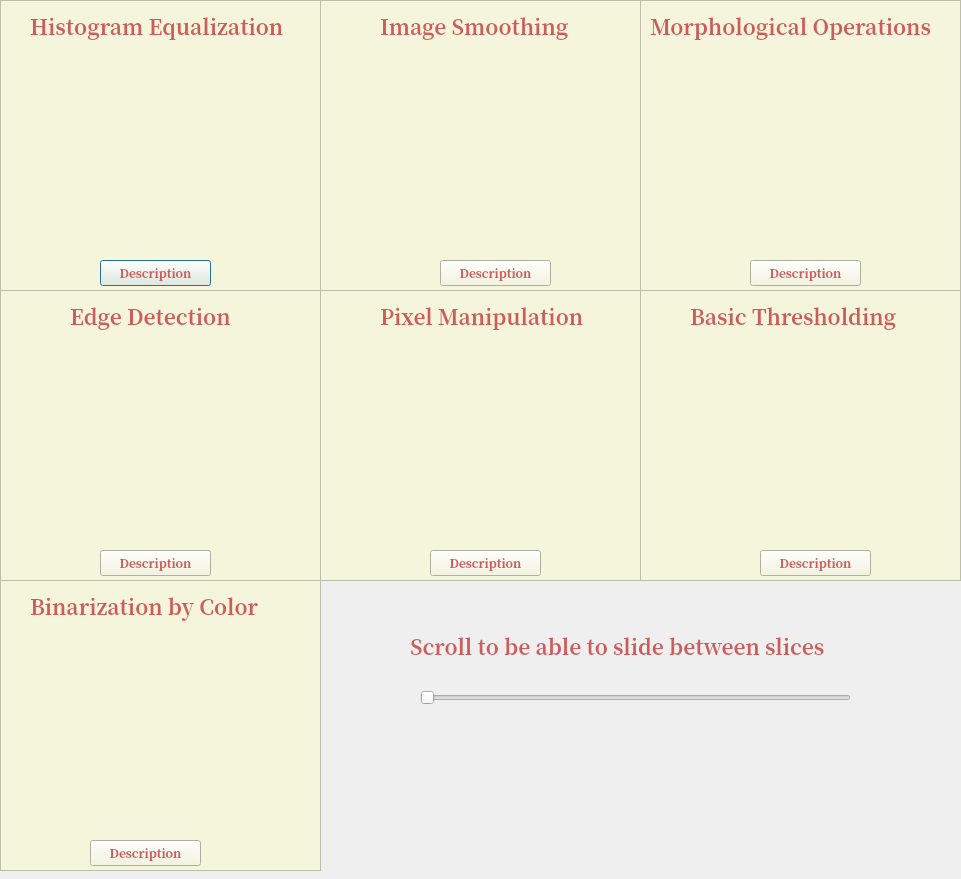
This is filterswindow.ui in Fantasm4no/VisionxComputador as Qt 5 draws it before an edit. The edited form follows.
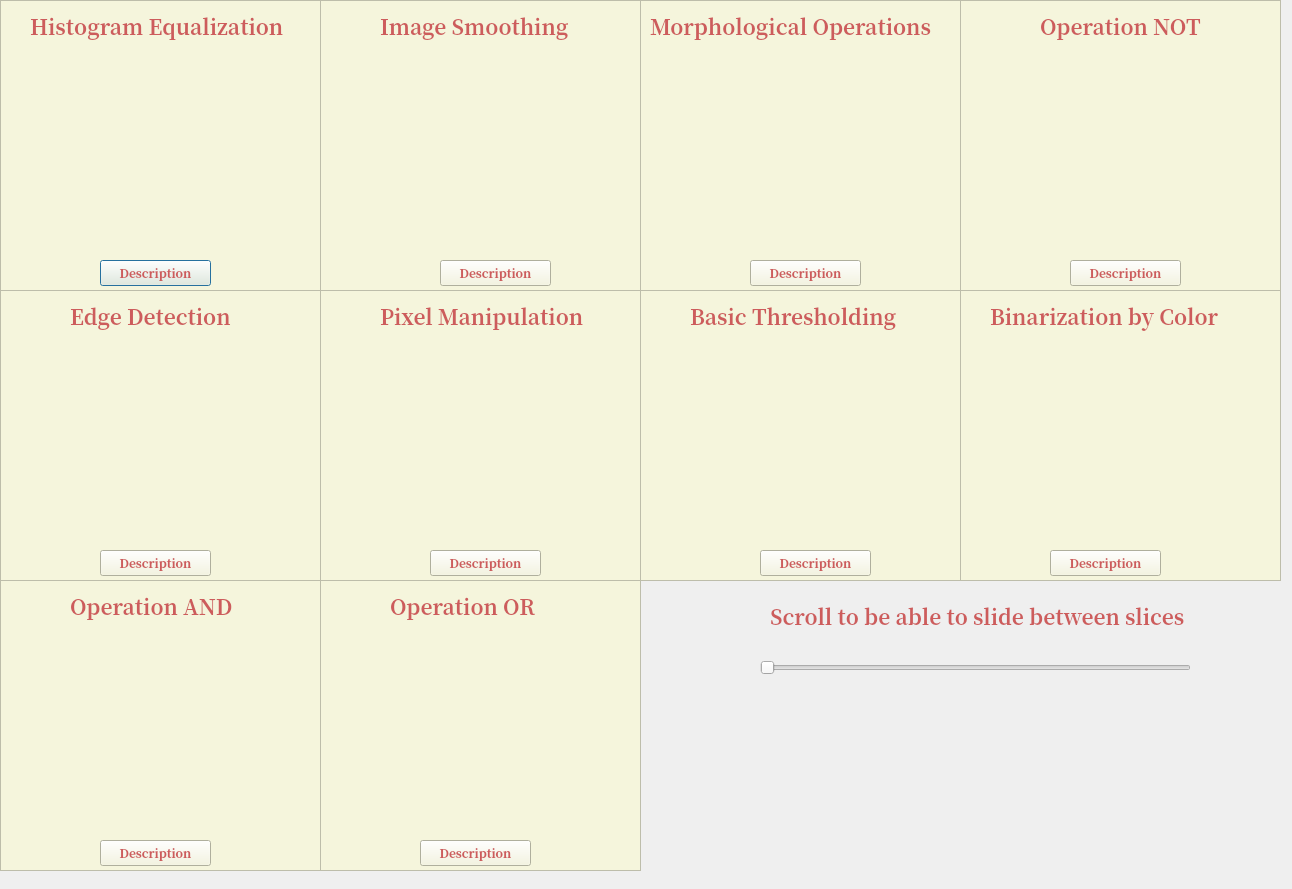
This is the edited form.

Commit message: Ventana filtros terminado y Generacion de video

What changed in the file:
```diff
--- a/filterswindow.ui
+++ b/filterswindow.ui
@@ -6,8 +6,8 @@
    <rect>
     <x>0</x>
     <y>0</y>
-    <width>961</width>
-    <height>879</height>
+    <width>1292</width>
+    <height>889</height>
    </rect>
   </property>
   <property name="windowTitle">
@@ -339,8 +339,8 @@
   <widget class="QSlider" name="sliceSlider">
    <property name="geometry">
     <rect>
-     <x>420</x>
-     <y>690</y>
+     <x>760</x>
+     <y>660</y>
      <width>431</width>
      <height>16</height>
     </rect>
@@ -515,8 +515,8 @@
   <widget class="QFrame" name="BinRan">
    <property name="geometry">
     <rect>
-     <x>0</x>
-     <y>580</y>
+     <x>960</x>
+     <y>290</y>
      <width>321</width>
      <height>291</height>
     </rect>
@@ -595,9 +595,9 @@
   <widget class="QLabel" name="label_8">
    <property name="geometry">
     <rect>
-     <x>410</x>
-     <y>630</y>
-     <width>451</width>
+     <x>770</x>
+     <y>600</y>
+     <width>421</width>
      <height>31</height>
     </rect>
    </property>
@@ -621,9 +621,9 @@
   <widget class="QLabel" name="labelUPS">
    <property name="geometry">
     <rect>
-     <x>360</x>
-     <y>740</y>
-     <width>571</width>
+     <x>760</x>
+     <y>720</y>
+     <width>451</width>
      <height>121</height>
     </rect>
    </property>
@@ -634,6 +634,246 @@
     <set>Qt::AlignmentFlag::AlignCenter</set>
    </property>
   </widget>
+  <widget class="QFrame" name="OpeNot">
+   <property name="geometry">
+    <rect>
+     <x>960</x>
+     <y>0</y>
+     <width>321</width>
+     <height>291</height>
+    </rect>
+   </property>
+   <property name="styleSheet">
+    <string notr="true">background-color: rgb(245, 245, 220);</string>
+   </property>
+   <property name="frameShape">
+    <enum>QFrame::Shape::StyledPanel</enum>
+   </property>
+   <property name="frameShadow">
+    <enum>QFrame::Shadow::Raised</enum>
+   </property>
+   <widget class="QLabel" name="imageLabelON">
+    <property name="geometry">
+     <rect>
+      <x>60</x>
+      <y>50</y>
+      <width>201</width>
+      <height>201</height>
+     </rect>
+    </property>
+    <property name="text">
+     <string/>
+    </property>
+   </widget>
+   <widget class="QLabel" name="label_10">
+    <property name="geometry">
+     <rect>
+      <x>80</x>
+      <y>10</y>
+      <width>161</width>
+      <height>31</height>
+     </rect>
+    </property>
+    <property name="font">
+     <font>
+      <family>Noto Serif CJK JP</family>
+      <pointsize>16</pointsize>
+      <bold>true</bold>
+     </font>
+    </property>
+    <property name="layoutDirection">
+     <enum>Qt::LayoutDirection::RightToLeft</enum>
+    </property>
+    <property name="styleSheet">
+     <string notr="true">color: rgb(205, 92, 92);</string>
+    </property>
+    <property name="text">
+     <string>Operation NOT</string>
+    </property>
+   </widget>
+   <widget class="QPushButton" name="DescON">
+    <property name="geometry">
+     <rect>
+      <x>110</x>
+      <y>260</y>
+      <width>111</width>
+      <height>26</height>
+     </rect>
+    </property>
+    <property name="font">
+     <font>
+      <family>Noto Serif CJK JP</family>
+      <bold>true</bold>
+     </font>
+    </property>
+    <property name="styleSheet">
+     <string notr="true">color: rgb(205, 92, 92);</string>
+    </property>
+    <property name="text">
+     <string>Description</string>
+    </property>
+   </widget>
+  </widget>
+  <widget class="QFrame" name="OpeAnd">
+   <property name="geometry">
+    <rect>
+     <x>0</x>
+     <y>580</y>
+     <width>321</width>
+     <height>291</height>
+    </rect>
+   </property>
+   <property name="styleSheet">
+    <string notr="true">background-color: rgb(245, 245, 220);</string>
+   </property>
+   <property name="frameShape">
+    <enum>QFrame::Shape::StyledPanel</enum>
+   </property>
+   <property name="frameShadow">
+    <enum>QFrame::Shadow::Raised</enum>
+   </property>
+   <widget class="QLabel" name="imageLabelOA">
+    <property name="geometry">
+     <rect>
+      <x>60</x>
+      <y>50</y>
+      <width>201</width>
+      <height>201</height>
+     </rect>
+    </property>
+    <property name="text">
+     <string/>
+    </property>
+   </widget>
+   <widget class="QLabel" name="label_11">
+    <property name="geometry">
+     <rect>
+      <x>70</x>
+      <y>10</y>
+      <width>171</width>
+      <height>31</height>
+     </rect>
+    </property>
+    <property name="font">
+     <font>
+      <family>Noto Serif CJK JP</family>
+      <pointsize>16</pointsize>
+      <bold>true</bold>
+     </font>
+    </property>
+    <property name="layoutDirection">
+     <enum>Qt::LayoutDirection::RightToLeft</enum>
+    </property>
+    <property name="styleSheet">
+     <string notr="true">color: rgb(205, 92, 92);</string>
+    </property>
+    <property name="text">
+     <string>Operation AND</string>
+    </property>
+   </widget>
+   <widget class="QPushButton" name="DescOA">
+    <property name="geometry">
+     <rect>
+      <x>100</x>
+      <y>260</y>
+      <width>111</width>
+      <height>26</height>
+     </rect>
+    </property>
+    <property name="font">
+     <font>
+      <family>Noto Serif CJK JP</family>
+      <bold>true</bold>
+     </font>
+    </property>
+    <property name="styleSheet">
+     <string notr="true">color: rgb(205, 92, 92);</string>
+    </property>
+    <property name="text">
+     <string>Description</string>
+    </property>
+   </widget>
+  </widget>
+  <widget class="QFrame" name="OpeOr">
+   <property name="geometry">
+    <rect>
+     <x>320</x>
+     <y>580</y>
+     <width>321</width>
+     <height>291</height>
+    </rect>
+   </property>
+   <property name="styleSheet">
+    <string notr="true">background-color: rgb(245, 245, 220);</string>
+   </property>
+   <property name="frameShape">
+    <enum>QFrame::Shape::StyledPanel</enum>
+   </property>
+   <property name="frameShadow">
+    <enum>QFrame::Shadow::Raised</enum>
+   </property>
+   <widget class="QLabel" name="imageLabelOO">
+    <property name="geometry">
+     <rect>
+      <x>60</x>
+      <y>50</y>
+      <width>201</width>
+      <height>201</height>
+     </rect>
+    </property>
+    <property name="text">
+     <string/>
+    </property>
+   </widget>
+   <widget class="QLabel" name="label_12">
+    <property name="geometry">
+     <rect>
+      <x>70</x>
+      <y>10</y>
+      <width>171</width>
+      <height>31</height>
+     </rect>
+    </property>
+    <property name="font">
+     <font>
+      <family>Noto Serif CJK JP</family>
+      <pointsize>16</pointsize>
+      <bold>true</bold>
+     </font>
+    </property>
+    <property name="layoutDirection">
+     <enum>Qt::LayoutDirection::RightToLeft</enum>
+    </property>
+    <property name="styleSheet">
+     <string notr="true">color: rgb(205, 92, 92);</string>
+    </property>
+    <property name="text">
+     <string>Operation OR</string>
+    </property>
+   </widget>
+   <widget class="QPushButton" name="DescOO">
+    <property name="geometry">
+     <rect>
+      <x>100</x>
+      <y>260</y>
+      <width>111</width>
+      <height>26</height>
+     </rect>
+    </property>
+    <property name="font">
+     <font>
+      <family>Noto Serif CJK JP</family>
+      <bold>true</bold>
+     </font>
+    </property>
+    <property name="styleSheet">
+     <string notr="true">color: rgb(205, 92, 92);</string>
+    </property>
+    <property name="text">
+     <string>Description</string>
+    </property>
+   </widget>
+  </widget>
  </widget>
  <resources/>
  <connections/>
```
The commit also changes 7 other files.
